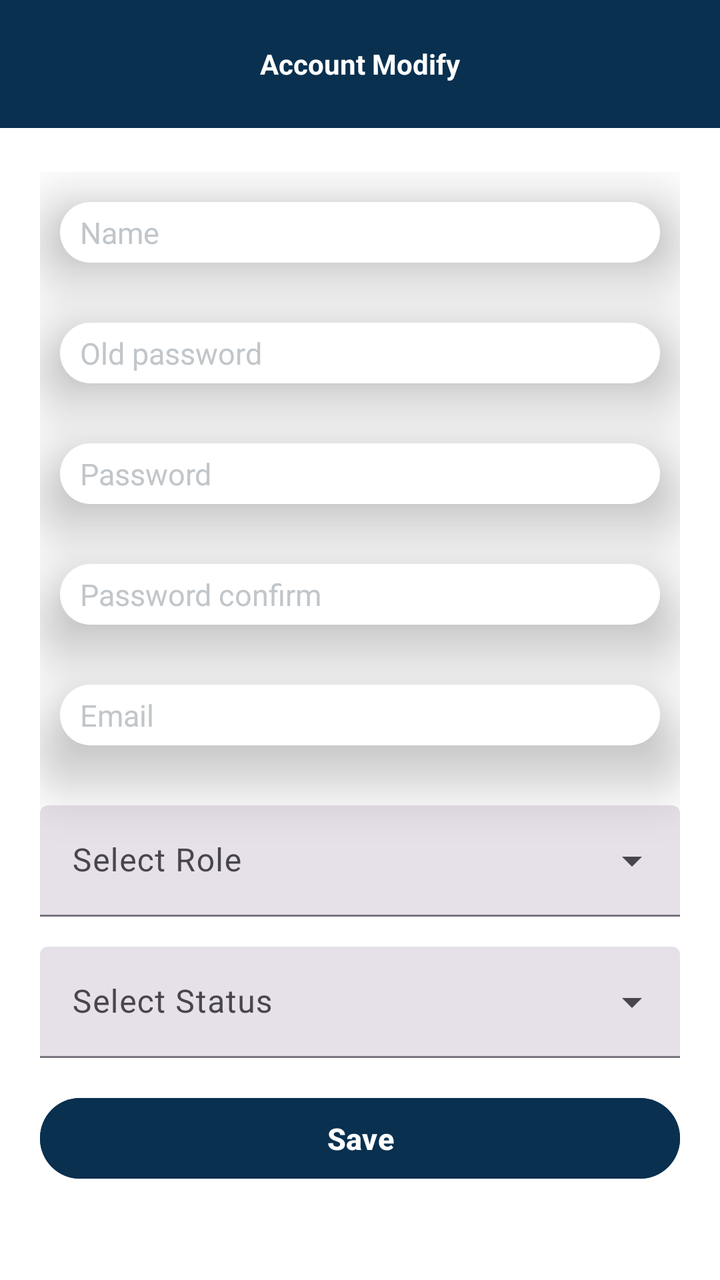
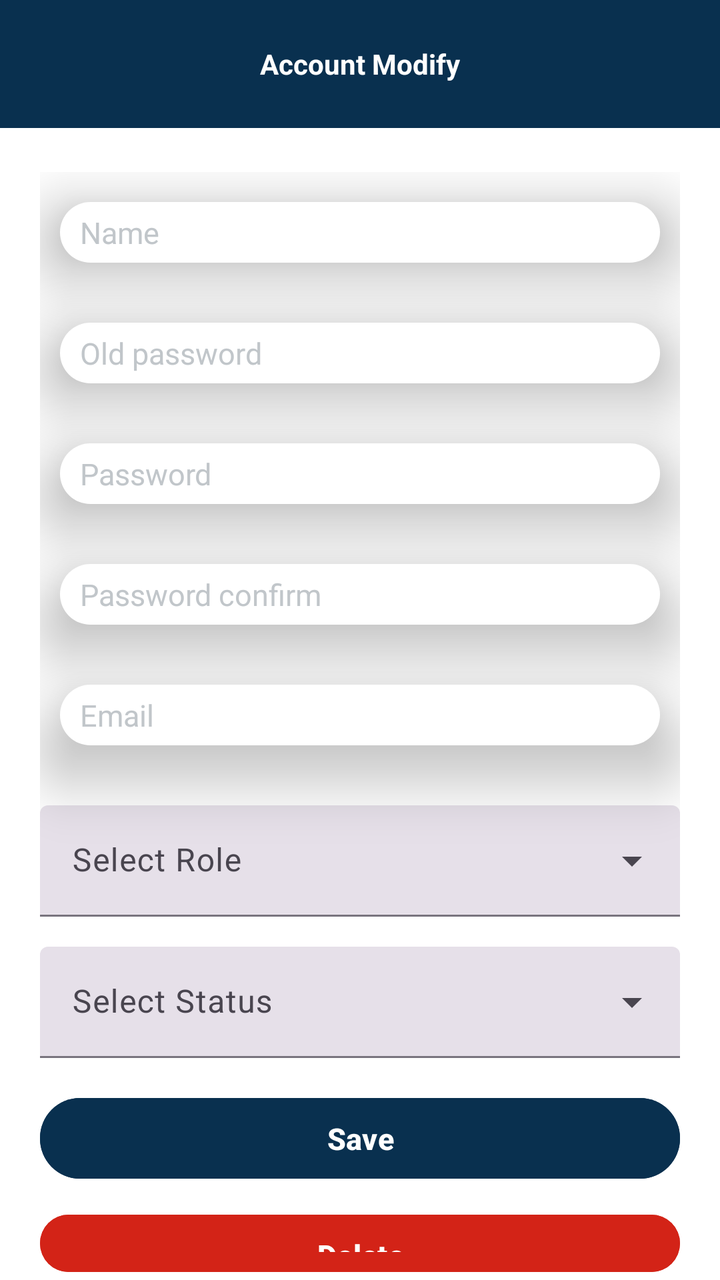

The first picture is an Android layout as it rendered before a commit; the second is the same layout after the commit. The layout source and the unified diff follow.
<!-- AndroidManifest.xml: application theme Theme.Hsb -->
<!-- res/layout/edit_account.xml -->
<RelativeLayout xmlns:android="http://schemas.android.com/apk/res/android"
    android:layout_width="match_parent"
    android:layout_height="match_parent"
    xmlns:tools="http://schemas.android.com/tools"
    tools:context=".ui.account.activity.edit_account_activity.EditAccountActivity">

    
    <androidx.appcompat.widget.Toolbar
        android:id="@+id/toolbar"
        android:layout_width="match_parent"
        android:layout_height="wrap_content"
        android:background="#09304F"
        android:layout_marginBottom="10dp">

        <TextView
            android:id="@+id/toolbar_title"
            android:layout_width="wrap_content"
            android:layout_height="wrap_content"
            android:layout_gravity="center"
            android:text="@string/edit_account"
            android:textColor="#FFFFFF"
            android:textStyle="bold" />
    </androidx.appcompat.widget.Toolbar>

    
    <LinearLayout
        android:layout_below="@id/toolbar"
        android:layout_width="match_parent"
        android:layout_height="wrap_content"
        android:layout_marginTop="12dp"
        android:layout_marginStart="20dp"
        android:layout_marginEnd="20dp"
        android:orientation="vertical">

        <EditText
            android:id="@+id/et_user_name"
            style="@style/edit_account_input"
            android:layout_width="match_parent"
            android:layout_height="wrap_content"
            android:background="@drawable/edittext_bg"
            android:hint="@string/name" />

        <EditText
            android:id="@+id/et_old_password"
            style="@style/edit_account_input"
            android:layout_width="match_parent"
            android:layout_height="wrap_content"
            android:background="@drawable/edittext_bg"
            android:hint="@string/old_password_eng"
            android:inputType="textPassword" />

        <EditText
            android:id="@+id/et_password"
            style="@style/edit_account_input"
            android:layout_width="match_parent"
            android:layout_height="wrap_content"
            android:background="@drawable/edittext_bg"
            android:hint="@string/password"
            android:inputType="textPassword" />

        <EditText
            android:id="@+id/et_confirm_password"
            style="@style/edit_account_input"
            android:layout_width="match_parent"
            android:layout_height="wrap_content"
            android:background="@drawable/edittext_bg"
            android:hint="@string/password_confirm"
            android:inputType="textPassword" />

        <EditText
            android:id="@+id/et_email"
            style="@style/edit_account_input"
            android:layout_width="match_parent"
            android:layout_height="wrap_content"
            android:background="@drawable/edittext_bg"
            android:hint="@string/email" />

        <com.google.android.material.textfield.TextInputLayout
            style="@style/Widget.Material3.TextInputLayout.FilledBox.ExposedDropdownMenu"
            android:layout_width="match_parent"
            android:layout_height="wrap_content"
            android:layout_marginTop="15dp">

            <AutoCompleteTextView
                android:id="@+id/auto_complete_role"
                android:layout_width="match_parent"
                android:layout_height="wrap_content"
                android:hint="Select Role" />
        </com.google.android.material.textfield.TextInputLayout>

        <com.google.android.material.textfield.TextInputLayout
            style="@style/Widget.Material3.TextInputLayout.FilledBox.ExposedDropdownMenu"
            android:layout_width="match_parent"
            android:layout_height="wrap_content"
            android:layout_marginTop="15dp">

            <AutoCompleteTextView
                android:id="@+id/auto_complete_status"
                android:layout_width="match_parent"
                android:layout_height="wrap_content"
                android:hint="Select Status" />
        </com.google.android.material.textfield.TextInputLayout>

        <Button
            android:id="@+id/btn_save"
            style="@style/save_button"
            android:layout_width="match_parent"
            android:layout_height="wrap_content"
            android:layout_marginTop="16dp"
            android:text="Save"
            android:textColor="@android:color/white" />

        <Button
            android:id="@+id/btn_delete"
            style="@style/save_button"
            android:layout_width="match_parent"
            android:layout_height="wrap_content"
            android:layout_marginTop="130dp"
            android:backgroundTint="#D32317"
            android:text="@string/delete"
            android:textColor="@android:color/white" />
    </LinearLayout>
</RelativeLayout>
<!-- resources referenced by this layout -->
<resources>
  <!-- drawable edittext_bg (drawable) -->
  <?xml version="1.0" encoding="utf-8"?>
  <shape xmlns:android="http://schemas.android.com/apk/res/android"
      android:shape="rectangle">
      <corners android:radius="20dp" /> 
      <solid android:color="#FFFFFF" /> 
  
      <padding
          android:left="10dp"
          android:top="5dp"
          android:right="10dp"
          android:bottom="5dp" />
  </shape>
  <string name="delete">Delete</string>
  <string name="edit_account">Account Modify</string>
  <string name="email">Email</string>
  <string name="name">Name</string>
  <string name="old_password_eng">Old password</string>
  <string name="password">Password</string>
  <string name="password_confirm">Password confirm</string>
  <style name="edit_account_input">
          <item name="android:background">#FFFFFF</item>
          <item name="android:layout_width">match_parent</item>
          <item name="android:layout_height">wrap_content</item>
          <item name="android:textColorHint">#C1C6CA</item>
          <item name="android:textSize">15sp</item>
          <item name="android:elevation">20dp</item>
          <item name="cornerRadius">20dp</item>
          <item name="android:layout_marginBottom">15dp</item>
          <item name="android:layout_marginTop">15dp</item>
          <item name="android:layout_marginLeft">10dp</item>
          <item name="android:layout_marginRight">10dp</item>
      </style>
  <style name="save_button">
          <item name="android:minHeight">0dp</item>
          <item name="android:minWidth">0dp</item>
          <item name="android:layout_width">match_parent</item>
          <item name="android:layout_height">50dp</item>
          <item name="android:backgroundTint">#09304F</item>
          <item name="android:textSize">15sp</item>
          <item name="cornerRadius">20dp</item>
          <item name="android:layout_marginTop">10dp</item>
          <item name="android:textStyle">bold</item>
          <item name="android:paddingTop">10dp</item>
          <item name="android:paddingBottom">10dp</item>
      </style>
  <style name="Theme.Hsb" parent="Theme.Material3.Light.NoActionBar">
          
          
          <item name="android:windowBackground">@color/white</item>
      </style>
  <color name="white">#FFFFFFFF</color>
</resources>

<!-- the commit's change to res/layout/edit_account.xml (unified diff, before → after) -->
@@ -115,7 +115,7 @@
             style="@style/save_button"
             android:layout_width="match_parent"
             android:layout_height="wrap_content"
-            android:layout_marginTop="130dp"
+            android:layout_marginTop="10dp"
             android:backgroundTint="#D32317"
             android:text="@string/delete"
             android:textColor="@android:color/white" />
